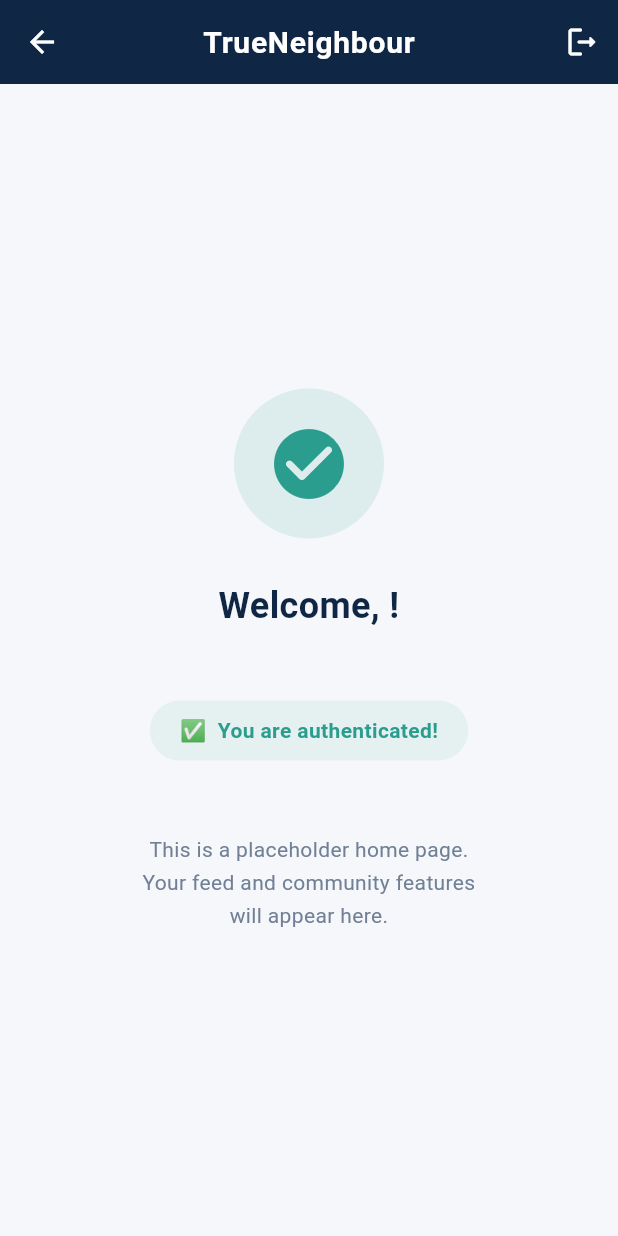
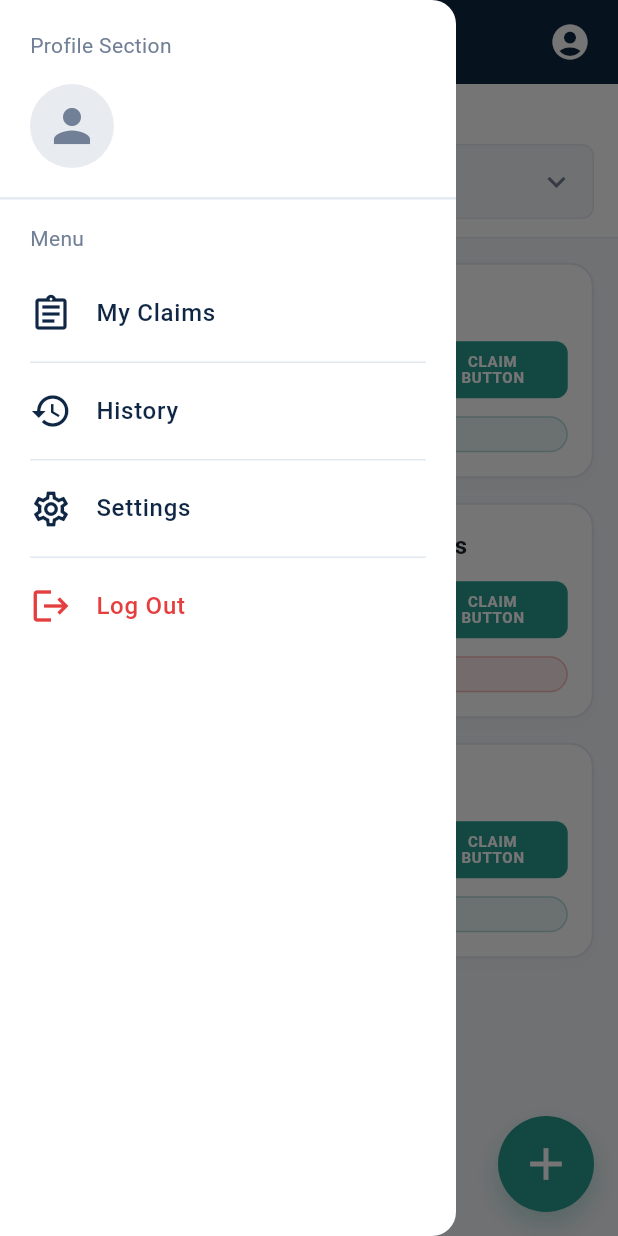
Before and after one commit to tanmayxswain/TrueNeighbour, a Flutter app: the HomePage screen opened by its route, with the side drawer open (before the commit the screen has no drawer), on a phone screen of 412 x 824 dp. Run offline on Flutter 3.47's test engine with Material 3 defaults, Android fonts, the phone set to English and light mode, and no system bars; our stand-ins replace firebase_auth, firebase_core, flutter_dotenv; accounts and stored records are empty; generated files the repository leaves out were written again; Roboto replaces fonts that are missing (Poppins).

Commit message:
Home page UI

```diff
--- /dev/null
+++ b/lib/models/request_model.dart
@@ -0,0 +1,19 @@
+class RequestModel {
+  final String id;
+  final String title;
+  final String description;
+  final String category;
+  final String urgency;
+  final String status;
+  final String requesterName;
+
+  RequestModel({
+    required this.id,
+    required this.title,
+    required this.description,
+    required this.category,
+    required this.urgency,
+    required this.status,
+    required this.requesterName,
+  });
+}
--- a/lib/pages/home_page.dart
+++ b/lib/pages/home_page.dart
@@ -1,101 +1,221 @@
 import 'package:flutter/material.dart';
-import '../services/auth_service.dart';
+import '../models/request_model.dart';
+import '../widgets/app_drawer.dart';
+import '../widgets/request_card.dart';
 import '../theme/app_theme.dart';
 
-class HomePage extends StatelessWidget {
-  HomePage({super.key});
+class HomePage extends StatefulWidget {
+  const HomePage({super.key});
 
-  final _authService = AuthService();
+  @override
+  State<HomePage> createState() => _HomePageState();
+}
+
+class _HomePageState extends State<HomePage> {
+  // Mock Data
+  final List<RequestModel> allRequests = [
+    RequestModel(
+      id: '1',
+      title: 'Need help with groceries',
+      description: 'I am unable to go out due to a broken leg. Need someone to pick up some essentials.',
+      category: 'Food',
+      urgency: 'Normal',
+      status: 'OPEN',
+      requesterName: 'Alice',
+    ),
+    RequestModel(
+      id: '2',
+      title: 'Emergency Medical Supplies',
+      description: 'Require immediate help picking up prescribed medicine from the pharmacy.',
+      category: 'Medical',
+      urgency: 'Urgent',
+      status: 'OPEN',
+      requesterName: 'Bob',
+    ),
+    RequestModel(
+      id: '3',
+      title: 'Help moving a couch',
+      description: 'Need one person to help me move a couch to the second floor.',
+      category: 'General',
+      urgency: 'Normal',
+      status: 'OPEN',
+      requesterName: 'Charlie',
+    ),
+  ];
+
+  String selectedCategory = 'All';
+  String selectedUrgency = 'All';
+
+  final List<String> categories = ['All', 'Medical', 'Food', 'General', 'Emergency'];
+  final List<String> urgencies = ['All', 'Normal', 'Urgent', 'Critical'];
 
   @override
   Widget build(BuildContext context) {
-    final user = _authService.currentUser;
-    final displayName = user?.displayName ?? 'Neighbour';
-    final phone = user?.phoneNumber ?? '';
+    // Filter requests
+    final filteredRequests = allRequests.where((req) {
+      final matchCategory = selectedCategory == 'All' || req.category == selectedCategory;
+      final matchUrgency = selectedUrgency == 'All' || req.urgency == selectedUrgency;
+      return matchCategory && matchUrgency;
+    }).toList();
 
     return Scaffold(
       appBar: AppBar(
         title: const Text('TrueNeighbour'),
+        leading: Builder(
+          builder: (context) => IconButton(
+            icon: const Icon(Icons.menu),
+            onPressed: () => Scaffold.of(context).openDrawer(),
+          ),
+        ),
         actions: [
           IconButton(
-            icon: const Icon(Icons.logout_rounded),
-            tooltip: 'Log out',
-            onPressed: () async {
-              await _authService.signOut();
-              if (!context.mounted) return;
-              Navigator.pushNamedAndRemoveUntil(
-                  context, '/login', (route) => false);
+            icon: const Icon(Icons.account_circle, size: 28),
+            onPressed: () {
+              Scaffold.of(context).openDrawer();
             },
           ),
+          const SizedBox(width: 8),
         ],
       ),
-      body: Center(
-        child: Padding(
-          padding: const EdgeInsets.all(28),
+      drawer: const AppDrawer(),
+      body: Column(
+        children: [
+          // Filter Section
+          Container(
+            color: AppColors.surface,
+            padding: const EdgeInsets.symmetric(vertical: 12, horizontal: 16),
             child: Column(
-            mainAxisAlignment: MainAxisAlignment.center,
+              crossAxisAlignment: CrossAxisAlignment.start,
               children: [
-              // ── Success icon ──
-              Container(
-                width: 100,
-                height: 100,
-                decoration: BoxDecoration(
-                  shape: BoxShape.circle,
-                  color: AppColors.teal.withValues(alpha: 0.12),
-                ),
-                child: const Icon(
-                  Icons.check_circle_rounded,
-                  size: 56,
-                  color: AppColors.teal,
-                ),
-              ),
-              const SizedBox(height: 28),
-              Text(
-                'Welcome, $displayName!',
-                style: const TextStyle(
-                  fontSize: 24,
-                  fontWeight: FontWeight.w700,
-                  color: AppColors.navyDark,
-                ),
-                textAlign: TextAlign.center,
-              ),
-              const SizedBox(height: 8),
-              Text(
-                phone,
-                style: const TextStyle(
-                  fontSize: 16,
-                  color: AppColors.textSecondary,
-                ),
-              ),
-              const SizedBox(height: 16),
-              Container(
-                padding:
-                    const EdgeInsets.symmetric(horizontal: 20, vertical: 10),
-                decoration: BoxDecoration(
-                  color: AppColors.teal.withValues(alpha: 0.08),
-                  borderRadius: BorderRadius.circular(30),
-                ),
-                child: const Text(
-                  '✅  You are authenticated!',
+                const Text(
+                  'Filters',
                   style: TextStyle(
                     fontSize: 14,
                     fontWeight: FontWeight.w600,
-                    color: AppColors.teal,
+                    color: AppColors.navyDark,
+                  ),
+                ),
+                const SizedBox(height: 8),
+                Row(
+                  children: [
+                    // Category Dropdown
+                    Expanded(
+                      child: Container(
+                        padding: const EdgeInsets.symmetric(horizontal: 12),
+                        decoration: BoxDecoration(
+                          border: Border.all(color: AppColors.border),
+                          borderRadius: BorderRadius.circular(8),
+                          color: AppColors.background,
+                        ),
+                        child: DropdownButtonHideUnderline(
+                          child: DropdownButton<String>(
+                            value: selectedCategory,
+                            isExpanded: true,
+                            icon: const Icon(Icons.keyboard_arrow_down, color: AppColors.textSecondary),
+                            items: categories.map((cat) {
+                              return DropdownMenuItem(
+                                value: cat,
+                                child: Text(cat, style: const TextStyle(fontSize: 14, color: AppColors.textPrimary)),
+                              );
+                            }).toList(),
+                            onChanged: (val) {
+                              if (val != null) {
+                                setState(() => selectedCategory = val);
+                              }
+                            },
                           ),
                         ),
                       ),
-              const SizedBox(height: 48),
-              const Text(
-                'This is a placeholder home page.\nYour feed and community features\nwill appear here.',
-                textAlign: TextAlign.center,
-                style: TextStyle(
-                  fontSize: 14,
-                  color: AppColors.textSecondary,
-                  height: 1.6,
+                    ),
+                    const SizedBox(width: 12),
+                    // Urgency Dropdown
+                    Expanded(
+                      child: Container(
+                        padding: const EdgeInsets.symmetric(horizontal: 12),
+                        decoration: BoxDecoration(
+                          border: Border.all(color: AppColors.border),
+                          borderRadius: BorderRadius.circular(8),
+                          color: AppColors.background,
+                        ),
+                        child: DropdownButtonHideUnderline(
+                          child: DropdownButton<String>(
+                            value: selectedUrgency,
+                            isExpanded: true,
+                            icon: const Icon(Icons.keyboard_arrow_down, color: AppColors.textSecondary),
+                            items: urgencies.map((urg) {
+                              return DropdownMenuItem(
+                                value: urg,
+                                child: Text(urg, style: const TextStyle(fontSize: 14, color: AppColors.textPrimary)),
+                              );
+                            }).toList(),
+                            onChanged: (val) {
+                              if (val != null) {
+                                setState(() => selectedUrgency = val);
+                              }
+                            },
+                          ),
+                        ),
                       ),
                     ),
                   ],
                 ),
+              ],
+            ),
+          ),
+          // Divider
+          Container(height: 1, color: AppColors.border),
+          // Feed
+          Expanded(
+            child: filteredRequests.isEmpty
+                ? const Center(
+                    child: Text(
+                      'No requests match the current filters.',
+                      style: TextStyle(color: AppColors.textSecondary, fontSize: 16),
+                    ),
+                  )
+                : ListView.builder(
+                    padding: const EdgeInsets.all(16),
+                    itemCount: filteredRequests.length,
+                    itemBuilder: (context, index) {
+                      final request = filteredRequests[index];
+                      return RequestCard(
+                        request: request,
+                        onClaim: () {
+                          // Claim action to be implemented
+                          ScaffoldMessenger.of(context).showSnackBar(
+                            SnackBar(content: Text('Claiming ${request.title}...')),
+                          );
+                        },
+                      );
+                    },
+                  ),
+          ),
+        ],
+      ),
+      floatingActionButton: Container(
+        height: 64,
+        width: 64,
+        decoration: BoxDecoration(
+          shape: BoxShape.circle,
+          boxShadow: [
+            BoxShadow(
+              color: AppColors.teal.withValues(alpha: 0.3),
+              blurRadius: 16,
+              offset: const Offset(0, 8),
+            ),
+          ],
+        ),
+        child: FloatingActionButton(
+          onPressed: () {
+            // Navigate to Post a Need page later
+            ScaffoldMessenger.of(context).showSnackBar(
+              const SnackBar(content: Text('Post a Need coming soon!')),
+            );
+          },
+          backgroundColor: AppColors.teal,
+          elevation: 0,
+          shape: const CircleBorder(),
+          child: const Icon(Icons.add, color: Colors.white, size: 36),
         ),
       ),
     );
--- /dev/null
+++ b/lib/widgets/app_drawer.dart
@@ -0,0 +1,128 @@
+import 'package:flutter/material.dart';
+import 'package:firebase_auth/firebase_auth.dart';
+import '../theme/app_theme.dart';
+
+class AppDrawer extends StatelessWidget {
+  const AppDrawer({super.key});
+
+  @override
+  Widget build(BuildContext context) {
+    // Current user for profile section
+    final user = FirebaseAuth.instance.currentUser;
+    final userName = user?.displayName ?? 'User Name';
+
+    return Drawer(
+      backgroundColor: AppColors.surface,
+      child: SafeArea(
+        child: Column(
+          children: [
+            // Header Profile Section
+            Padding(
+              padding: const EdgeInsets.all(20.0),
+              child: Column(
+                crossAxisAlignment: CrossAxisAlignment.start,
+                children: [
+                  const Text(
+                    'Profile Section',
+                    style: TextStyle(
+                      fontSize: 14,
+                      color: AppColors.textSecondary,
+                    ),
+                  ),
+                  const SizedBox(height: 16),
+                  Row(
+                    children: [
+                      CircleAvatar(
+                        radius: 28,
+                        backgroundColor: AppColors.navy.withValues(alpha: 0.1),
+                        child: const Icon(Icons.person, size: 36, color: AppColors.textSecondary),
+                      ),
+                      const SizedBox(width: 16),
+                      Expanded(
+                        child: Text(
+                          userName,
+                          style: const TextStyle(
+                            fontSize: 18,
+                            fontWeight: FontWeight.w600,
+                            color: AppColors.navyDark,
+                          ),
+                          maxLines: 1,
+                          overflow: TextOverflow.ellipsis,
+                        ),
+                      ),
+                    ],
+                  ),
+                ],
+              ),
+            ),
+            const Divider(color: AppColors.border, thickness: 1.5, height: 1),
+            // Menu Items
+            const Padding(
+              padding: EdgeInsets.only(left: 20, top: 16, bottom: 8),
+              child: Align(
+                alignment: Alignment.centerLeft,
+                child: Text(
+                  'Menu',
+                  style: TextStyle(
+                    fontSize: 14,
+                    color: AppColors.textSecondary,
+                  ),
+                ),
+              ),
+            ),
+            _buildMenuItem(
+              icon: Icons.assignment_outlined,
+              title: 'My Claims',
+              onTap: () {},
+            ),
+            const Divider(color: AppColors.border, indent: 20, endIndent: 20, height: 1),
+            _buildMenuItem(
+              icon: Icons.history,
+              title: 'History',
+              onTap: () {},
+            ),
+            const Divider(color: AppColors.border, indent: 20, endIndent: 20, height: 1),
+            _buildMenuItem(
+              icon: Icons.settings_outlined,
+              title: 'Settings',
+              onTap: () {},
+            ),
+            const Divider(color: AppColors.border, indent: 20, endIndent: 20, height: 1),
+            _buildMenuItem(
+              icon: Icons.logout,
+              title: 'Log Out',
+              color: AppColors.error,
+              onTap: () async {
+                await FirebaseAuth.instance.signOut();
+                if (context.mounted) {
+                  Navigator.pushNamedAndRemoveUntil(context, '/login', (route) => false);
+                }
+              },
+            ),
+          ],
+        ),
+      ),
+    );
+  }
+
+  Widget _buildMenuItem({
+    required IconData icon,
+    required String title,
+    required VoidCallback onTap,
+    Color color = AppColors.navyDark,
+  }) {
+    return ListTile(
+      leading: Icon(icon, color: color, size: 28),
+      title: Text(
+        title,
+        style: TextStyle(
+          fontSize: 16,
+          fontWeight: FontWeight.w500,
+          color: color,
+        ),
+      ),
+      contentPadding: const EdgeInsets.symmetric(horizontal: 20, vertical: 4),
+      onTap: onTap,
+    );
+  }
+}
--- /dev/null
+++ b/lib/widgets/request_card.dart
@@ -0,0 +1,162 @@
+import 'package:flutter/material.dart';
+import '../models/request_model.dart';
+import '../theme/app_theme.dart';
+
+class RequestCard extends StatelessWidget {
+  final RequestModel request;
+  final VoidCallback onClaim;
+
+  const RequestCard({
+    super.key,
+    required this.request,
+    required this.onClaim,
+  });
+
+  @override
+  Widget build(BuildContext context) {
+    return Container(
+      margin: const EdgeInsets.only(bottom: 16),
+      padding: const EdgeInsets.all(16),
+      decoration: BoxDecoration(
+        color: AppColors.surface,
+        borderRadius: BorderRadius.circular(16),
+        border: Border.all(color: AppColors.border, width: 1.5),
+        boxShadow: [
+          BoxShadow(
+            color: Colors.black.withValues(alpha: 0.02),
+            blurRadius: 10,
+            offset: const Offset(0, 4),
+          ),
+        ],
+      ),
+      child: Row(
+        crossAxisAlignment: CrossAxisAlignment.start,
+        children: [
+          // Avatar
+          CircleAvatar(
+            radius: 24,
+            backgroundColor: AppColors.navy.withValues(alpha: 0.1),
+            child: const Icon(Icons.person, color: AppColors.textSecondary, size: 28),
+          ),
+          const SizedBox(width: 16),
+          // Content
+          Expanded(
+            child: Column(
+              crossAxisAlignment: CrossAxisAlignment.start,
+              children: [
+                Text(
+                  request.title,
+                  style: const TextStyle(
+                    fontSize: 16,
+                    fontWeight: FontWeight.w600,
+                    color: AppColors.textPrimary,
+                  ),
+                ),
+                const SizedBox(height: 12),
+                Row(
+                  mainAxisAlignment: MainAxisAlignment.spaceBetween,
+                  children: [
+                    // Status Tag
+                    Container(
+                      padding: const EdgeInsets.symmetric(horizontal: 10, vertical: 6),
+                      decoration: BoxDecoration(
+                        color: request.status == 'OPEN' ? AppColors.teal : AppColors.textSecondary,
+                        borderRadius: BorderRadius.circular(6),
+                      ),
+                      child: Text(
+                        'Status Tag:\n${request.status}',
+                        style: const TextStyle(
+                          fontSize: 10,
+                          fontWeight: FontWeight.w700,
+                          color: Colors.white,
+                          height: 1.2,
+                        ),
+                        textAlign: TextAlign.center,
+                      ),
+                    ),
+                    // Claim Button
+                    SizedBox(
+                      height: 38,
+                      child: ElevatedButton(
+                        onPressed: onClaim,
+                        style: ElevatedButton.styleFrom(
+                          minimumSize: const Size(100, 38),
+                          padding: const EdgeInsets.symmetric(horizontal: 16),
+                          shape: RoundedRectangleBorder(
+                            borderRadius: BorderRadius.circular(8),
+                          ),
+                          elevation: 0,
+                        ),
+                        child: const Text(
+                          'CLAIM\nBUTTON',
+                          textAlign: TextAlign.center,
+                          style: TextStyle(
+                            fontSize: 10,
+                            fontWeight: FontWeight.w700,
+                            letterSpacing: 0.5,
+                            height: 1.1,
+                          ),
+                        ),
+                      ),
+                    ),
+                  ],
+                ),
+                const SizedBox(height: 12),
+                // Extra meta row for category and urgency
+                Row(
+                  children: [
+                    Expanded(child: _buildMetaChip(request.category, Icons.category, AppColors.navy)),
+                    const SizedBox(width: 8),
+                    Expanded(child: _buildMetaChip(request.urgency, Icons.priority_high, _getUrgencyColor(request.urgency))),
+                  ],
+                ),
+              ],
+            ),
+          ),
+        ],
+      ),
+    );
+  }
+
+  Widget _buildMetaChip(String label, IconData icon, Color color) {
+    return Container(
+      padding: const EdgeInsets.symmetric(horizontal: 8, vertical: 4),
+      decoration: BoxDecoration(
+        color: color.withValues(alpha: 0.1),
+        borderRadius: BorderRadius.circular(12),
+        border: Border.all(color: color.withValues(alpha: 0.3)),
+      ),
+      child: Row(
+        mainAxisSize: MainAxisSize.min,
+        children: [
+          Icon(icon, size: 12, color: color),
+          const SizedBox(width: 4),
+          Expanded(
+            child: Text(
+              label,
+              style: TextStyle(
+                fontSize: 10,
+                fontWeight: FontWeight.w600,
+                color: color,
+              ),
+              maxLines: 1,
+              overflow: TextOverflow.ellipsis,
+            ),
+          ),
+        ],
+      ),
+    );
+  }
+
+  Color _getUrgencyColor(String urgency) {
+    switch (urgency.toLowerCase()) {
+      case 'urgent':
+      case 'critical':
+        return AppColors.error;
+      case 'normal':
+      case 'general':
+      default:
+        return AppColors.teal;
+    }
+  }
+}
```
Lines whose indentation alone changed are shown as unchanged.
